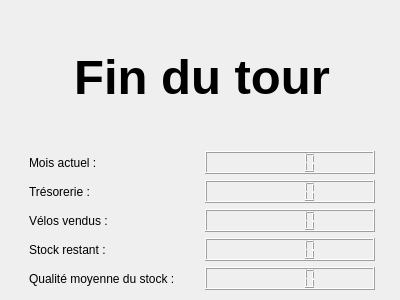
Qt form jeu-entreprise/loadingwindow.ui (rcatajar/jeu-entreprise) before a commit.
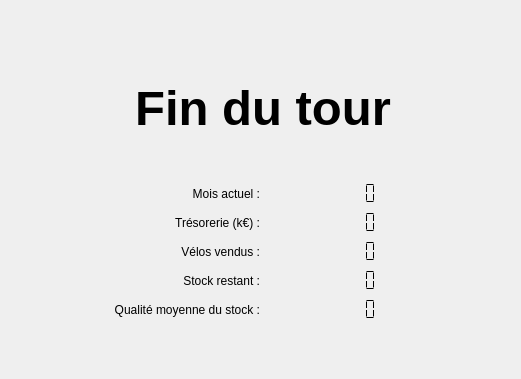
The same form after that commit.

Patch:
```diff
--- a/jeu-entreprise/loadingwindow.ui
+++ b/jeu-entreprise/loadingwindow.ui
@@ -6,8 +6,8 @@
    <rect>
     <x>0</x>
     <y>0</y>
-    <width>400</width>
-    <height>300</height>
+    <width>521</width>
+    <height>379</height>
    </rect>
   </property>
   <property name="windowTitle">
@@ -16,8 +16,8 @@
   <widget class="QWidget" name="verticalLayoutWidget">
    <property name="geometry">
     <rect>
-     <x>9</x>
-     <y>9</y>
+     <x>70</x>
+     <y>40</y>
      <width>386</width>
      <height>281</height>
     </rect>
@@ -52,29 +52,52 @@
     <item>
      <layout class="QGridLayout" name="gridLayout">
       <item row="4" column="1">
-       <widget class="QLCDNumber" name="lcd_qualite"/>
+       <widget class="QLCDNumber" name="lcd_qualite">
+        <property name="frameShape">
+         <enum>QFrame::NoFrame</enum>
+        </property>
+        <property name="segmentStyle">
+         <enum>QLCDNumber::Flat</enum>
+        </property>
+       </widget>
       </item>
       <item row="1" column="0">
        <widget class="QLabel" name="label_tresorerie">
         <property name="text">
-         <string>Trésorerie :</string>
+         <string>Trésorerie (k€) :</string>
+        </property>
+        <property name="alignment">
+         <set>Qt::AlignRight|Qt::AlignTrailing|Qt::AlignVCenter</set>
         </property>
        </widget>
       </item>
       <item row="1" column="1">
-       <widget class="QLCDNumber" name="lcd_tresorerie"/>
+       <widget class="QLCDNumber" name="lcd_tresorerie">
+        <property name="frameShape">
+         <enum>QFrame::NoFrame</enum>
+        </property>
+        <property name="segmentStyle">
+         <enum>QLCDNumber::Flat</enum>
+        </property>
+       </widget>
       </item>
       <item row="3" column="0">
        <widget class="QLabel" name="label_stock">
         <property name="text">
          <string>Stock restant :</string>
         </property>
+        <property name="alignment">
+         <set>Qt::AlignRight|Qt::AlignTrailing|Qt::AlignVCenter</set>
+        </property>
        </widget>
       </item>
       <item row="4" column="0">
        <widget class="QLabel" name="label_qualite">
         <property name="text">
-         <string>Qualité moyenne du stock : </string>
+         <string>Qualité moyenne du stock :</string>
+        </property>
+        <property name="alignment">
+         <set>Qt::AlignRight|Qt::AlignTrailing|Qt::AlignVCenter</set>
         </property>
        </widget>
       </item>
@@ -83,18 +106,38 @@
         <property name="text">
          <string>Vélos vendus :</string>
         </property>
+        <property name="alignment">
+         <set>Qt::AlignRight|Qt::AlignTrailing|Qt::AlignVCenter</set>
+        </property>
        </widget>
       </item>
       <item row="3" column="1">
-       <widget class="QLCDNumber" name="lcd_stock"/>
+       <widget class="QLCDNumber" name="lcd_stock">
+        <property name="frameShape">
+         <enum>QFrame::NoFrame</enum>
+        </property>
+        <property name="segmentStyle">
+         <enum>QLCDNumber::Flat</enum>
+        </property>
+       </widget>
       </item>
       <item row="2" column="1">
-       <widget class="QLCDNumber" name="lcd_ventes"/>
+       <widget class="QLCDNumber" name="lcd_ventes">
+        <property name="frameShape">
+         <enum>QFrame::NoFrame</enum>
+        </property>
+        <property name="segmentStyle">
+         <enum>QLCDNumber::Flat</enum>
+        </property>
+       </widget>
       </item>
       <item row="0" column="0">
        <widget class="QLabel" name="label_mois">
         <property name="text">
-         <string>Mois actuel : </string>
+         <string>Mois actuel :</string>
+        </property>
+        <property name="alignment">
+         <set>Qt::AlignRight|Qt::AlignTrailing|Qt::AlignVCenter</set>
         </property>
        </widget>
       </item>
@@ -108,9 +151,15 @@
           <pointsize>13</pointsize>
          </font>
         </property>
+        <property name="frameShape">
+         <enum>QFrame::NoFrame</enum>
+        </property>
         <property name="digitCount">
          <number>5</number>
         </property>
+        <property name="segmentStyle">
+         <enum>QLCDNumber::Flat</enum>
+        </property>
        </widget>
       </item>
      </layout>
```
